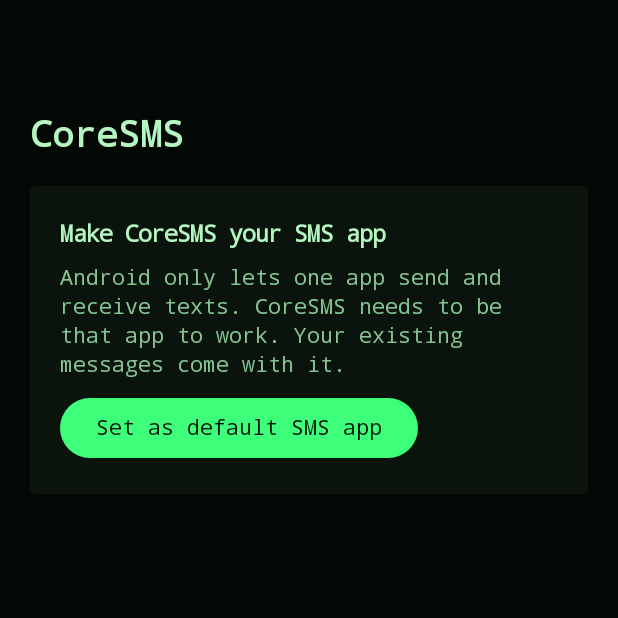
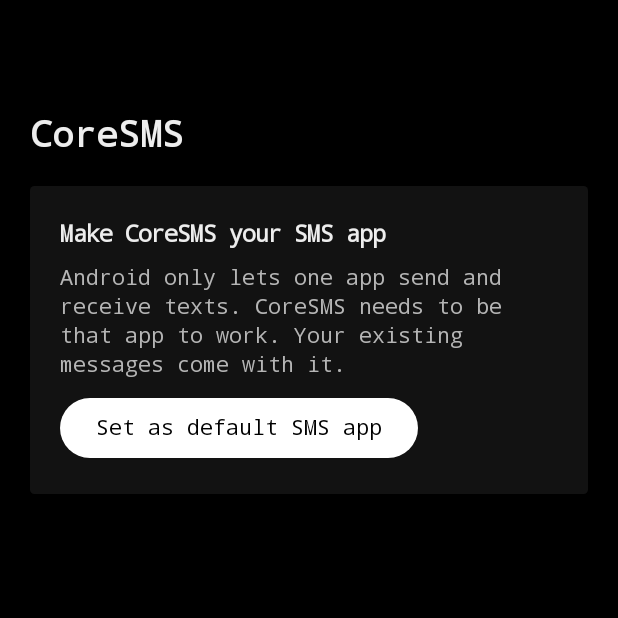
Before and after one commit to MK3Core/coresms, an Android app built with Jetpack Compose: the screen it shows after launch (MainActivity), on a phone screen of 412 x 824 dp, the top half of it. Run offline under Robolectric (Android 15) with nearby library versions, the phone set to English and light mode, and no system bars; libraries missing offline, so code that uses them is left out: coil3.gif, coil3.video; pictures from the network do not load.

Commit message:
Make Retro plain white on black and show who reacted
Retro keeps the monospace font but drops the green and amber palette,
the blinking cursor, prompt symbols and boxed avatars: white text on
black, gray for your messages, outlines for theirs, normal avatars.
Tapping a message with reactions, or its reactions, lists who reacted
with which emoji.

```diff
--- a/app/src/main/java/io/github/mk3core/coresms/ui/theme/Theme.kt
+++ b/app/src/main/java/io/github/mk3core/coresms/ui/theme/Theme.kt
@@ -96,12 +96,12 @@ private val ModernStyle = ChatStyle(
 
 private val RetroStyle = ChatStyle(
     retro = true,
-    bubbleRadius = 3.dp,
-    bubbleTightRadius = 1.dp,
-    mediaRadius = 2.dp,
-    fieldShape = RoundedCornerShape(2.dp),
-    roundShape = RoundedCornerShape(3.dp),
-    sheetRadius = 2.dp,
+    bubbleRadius = 6.dp,
+    bubbleTightRadius = 2.dp,
+    mediaRadius = 6.dp,
+    fieldShape = RoundedCornerShape(6.dp),
+    roundShape = CircleShape,
+    sheetRadius = 6.dp,
 )
 
 val LocalChatStyle = staticCompositionLocalOf { RetroStyle }
@@ -129,22 +129,20 @@ private val DarkChat = ChatColors(
     subtle = Color(0xFF7D838C),
 )
 
-// Retro: a phosphor-green terminal with amber for what's yours and what needs you.
-private val Phosphor = Color(0xFF3DFF7A)
-private val PhosphorText = Color(0xFFB4F5C0)
-private val PhosphorDim = Color(0xFF5A9466)
-private val Amber = Color(0xFFFFB443)
-private val TerminalRed = Color(0xFFFF6157)
+// Retro: plain white-on-black terminal text. Color only where it means something.
+private val Ink = Color(0xFFEDEDED)
+private val InkDim = Color(0xFF8C8C8C)
+private val TerminalRed = Color(0xFFFF5F57)
 
 private val RetroChat = ChatColors(
-    outgoingBubble = Color(0xFF1D1607),
-    onOutgoingBubble = Amber,
-    incomingBubble = Color(0xFF0C180F),
-    onIncomingBubble = PhosphorText,
+    outgoingBubble = Color(0xFF262626),
+    onOutgoingBubble = Color.White,
+    incomingBubble = Color.Black,
+    onIncomingBubble = Ink,
     failed = TerminalRed,
-    unreadDot = Amber,
-    subtle = PhosphorDim,
-    bubbleOutline = Color(0xFF24442B),
+    unreadDot = Color.White,
+    subtle = InkDim,
+    bubbleOutline = Color(0xFF3A3A3A),
 )
 
 val LocalChatColors = staticCompositionLocalOf { RetroChat }
@@ -182,22 +180,22 @@ private val DarkScheme = darkColorScheme(
 )
 
 private val RetroScheme = darkColorScheme(
-    primary = Phosphor,
-    onPrimary = Color(0xFF021006),
-    secondary = Amber,
-    onSecondary = Color(0xFF1A1000),
-    background = Color(0xFF040805),
-    onBackground = PhosphorText,
-    surface = Color(0xFF040805),
-    onSurface = PhosphorText,
-    surfaceVariant = Color(0xFF0C160E),
-    onSurfaceVariant = Color(0xFF86C493),
-    surfaceContainer = Color(0xFF0A130C),
-    surfaceContainerLow = Color(0xFF07100A),
-    surfaceContainerHigh = Color(0xFF0F1D12),
-    surfaceContainerHighest = Color(0xFF132416),
-    outline = PhosphorDim,
-    outlineVariant = Color(0xFF1E3A24),
+    primary = Color.White,
+    onPrimary = Color.Black,
+    secondary = Ink,
+    onSecondary = Color.Black,
+    background = Color.Black,
+    onBackground = Ink,
+    surface = Color.Black,
+    onSurface = Ink,
+    surfaceVariant = Color(0xFF161616),
+    onSurfaceVariant = Color(0xFFB5B5B5),
+    surfaceContainer = Color(0xFF121212),
+    surfaceContainerLow = Color(0xFF0D0D0D),
+    surfaceContainerHigh = Color(0xFF1A1A1A),
+    surfaceContainerHighest = Color(0xFF222222),
+    outline = InkDim,
+    outlineVariant = Color(0xFF2E2E2E),
     error = TerminalRed,
 )
 
@@ -226,10 +224,10 @@ private val RetroTypography = Typography().let { base ->
         displayMedium = base.displayMedium.mono(),
         displaySmall = base.displaySmall.mono(),
         headlineLarge = base.headlineLarge.mono(),
-        headlineMedium = base.headlineMedium.mono(size = 24, weight = FontWeight.Bold),
+        headlineMedium = base.headlineMedium.mono(size = 24, weight = FontWeight.SemiBold),
         headlineSmall = base.headlineSmall.mono(),
-        titleLarge = base.titleLarge.mono(size = 19, weight = FontWeight.Bold),
-        titleMedium = base.titleMedium.mono(size = 15, weight = FontWeight.Bold),
+        titleLarge = base.titleLarge.mono(size = 19, weight = FontWeight.SemiBold),
+        titleMedium = base.titleMedium.mono(size = 15, weight = FontWeight.SemiBold),
         titleSmall = base.titleSmall.mono(),
         bodyLarge = base.bodyLarge.mono(size = 15, line = 21),
         bodyMedium = base.bodyMedium.mono(size = 14, line = 19),
--- a/app/src/main/res/values/strings.xml
+++ b/app/src/main/res/values/strings.xml
@@ -139,9 +139,12 @@
     <string name="settings_default_body">Switch to another messaging app. Your messages stay on the phone.</string>
     <string name="settings_notifications">Notifications</string>
     <string name="settings_notifications_body">Sounds and alerts. Long-press a message notification to set them per conversation.</string>
+    <string name="reactions_title">Reactions</string>
+    <string name="reactions_you">You</string>
+    <string name="reactions_someone">Someone</string>
     <string name="settings_theme">Theme</string>
     <string name="settings_theme_retro">Retro</string>
-    <string name="settings_theme_retro_body">Terminal text on black, green and amber</string>
+    <string name="settings_theme_retro_body">Monospace text, white on black</string>
     <string name="settings_theme_modern">Modern</string>
     <string name="settings_theme_modern_body">Rounded bubbles in blue, follows light and dark mode</string>
     <string name="settings_version">CoreSMS %1$s</string>
```
Also changed, not shown: app/src/main/java/io/github/mk3core/coresms/ui/Avatar.kt (+6 -22 lines), app/src/main/java/io/github/mk3core/coresms/ui/ConversationListScreen.kt (+8 -54 lines), app/src/main/java/io/github/mk3core/coresms/ui/ThreadScreen.kt (+55 -2 lines), 2 other files.
